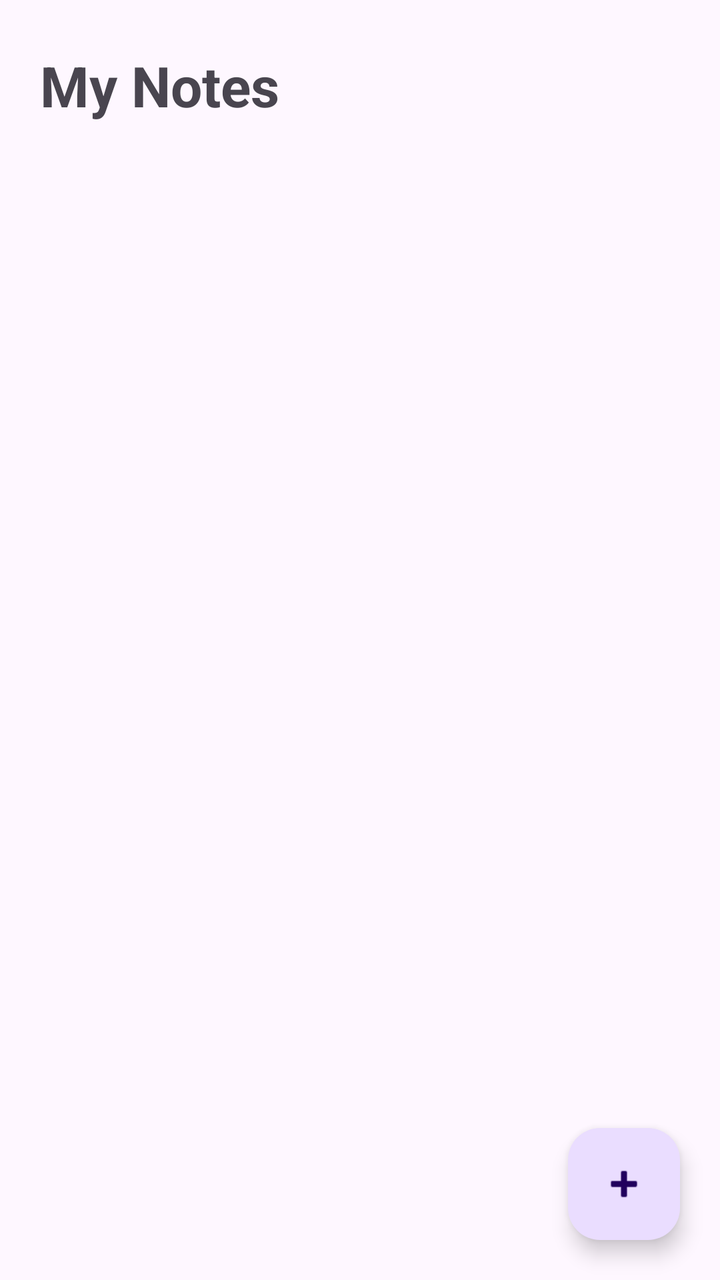
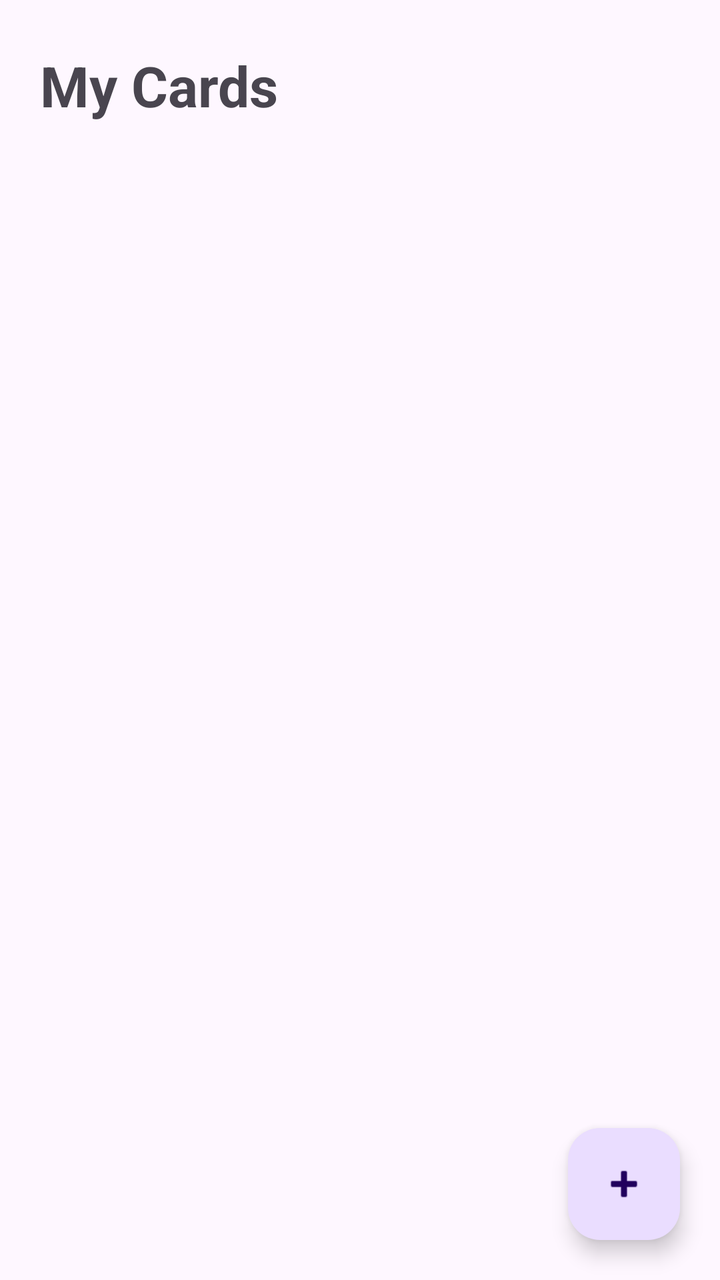

Compare the two renders of this Android layout. The source of the first and the diff that turns it into the second are given below.
<!-- AndroidManifest.xml: application theme Theme.FlashNote -->
<!-- res/layout/activity_home.xml -->
<?xml version="1.0" encoding="utf-8"?>
<androidx.constraintlayout.widget.ConstraintLayout
    xmlns:android="http://schemas.android.com/apk/res/android"
    xmlns:app="http://schemas.android.com/apk/res-auto"

    android:layout_width="match_parent"
    android:layout_height="match_parent">

    <TextView
        android:id="@+id/homeTitle"
        android:layout_width="0dp"
        android:layout_height="wrap_content"

        android:layout_marginStart="20dp"
        android:layout_marginTop="24dp"
        android:layout_marginEnd="20dp"

        android:text="My Notes"
        android:textSize="28sp"
        android:textStyle="bold"

        app:layout_constraintTop_toTopOf="parent"
        app:layout_constraintStart_toStartOf="parent"
        app:layout_constraintEnd_toEndOf="parent" />

    
    <TextView
        android:id="@+id/emptyStateText"
        android:layout_width="wrap_content"
        android:layout_height="wrap_content"

        android:text="No notes yet.\nTap + to add one."
        android:textSize="18sp"
        android:gravity="center"

        android:visibility="gone"

        app:layout_constraintTop_toTopOf="parent"
        app:layout_constraintBottom_toBottomOf="parent"
        app:layout_constraintStart_toStartOf="parent"
        app:layout_constraintEnd_toEndOf="parent" />

    
    <androidx.recyclerview.widget.RecyclerView
        android:id="@+id/notesRecyclerView"

        android:layout_width="0dp"
        android:layout_height="0dp"

        android:layout_marginTop="16dp"

        app:layout_constraintTop_toBottomOf="@id/homeTitle"
        app:layout_constraintBottom_toBottomOf="parent"
        app:layout_constraintStart_toStartOf="parent"
        app:layout_constraintEnd_toEndOf="parent" />

    
    <com.google.android.material.floatingactionbutton.FloatingActionButton
        android:id="@+id/addNoteButton"

        android:layout_width="wrap_content"
        android:layout_height="wrap_content"

        android:layout_margin="20dp"

        android:contentDescription="Add Note"
        android:src="@android:drawable/ic_input_add"

        app:layout_constraintBottom_toBottomOf="parent"
        app:layout_constraintEnd_toEndOf="parent" />

</androidx.constraintlayout.widget.ConstraintLayout>
<!-- resources referenced by this layout -->
<resources>
  <style name="Theme.FlashNote" parent="Base.Theme.FlashNote" />
  <style name="Base.Theme.FlashNote" parent="Theme.Material3.DayNight.NoActionBar">
          
          
      </style>
</resources>

<!-- the commit's change to res/layout/activity_home.xml (unified diff, before → after) -->
@@ -15,7 +15,7 @@
         android:layout_marginTop="24dp"
         android:layout_marginEnd="20dp"
 
-        android:text="My Notes"
+        android:text="My Cards"
         android:textSize="28sp"
         android:textStyle="bold"
 
@@ -29,7 +29,7 @@
         android:layout_width="wrap_content"
         android:layout_height="wrap_content"
 
-        android:text="No notes yet.\nTap + to add one."
+        android:text="No cards yet.\nTap + to add one."
         android:textSize="18sp"
         android:gravity="center"
 
@@ -42,7 +42,7 @@
 
     
     <androidx.recyclerview.widget.RecyclerView
-        android:id="@+id/notesRecyclerView"
+        android:id="@+id/cardsRecyclerView"
 
         android:layout_width="0dp"
         android:layout_height="0dp"
@@ -56,14 +56,14 @@
 
     
     <com.google.android.material.floatingactionbutton.FloatingActionButton
-        android:id="@+id/addNoteButton"
+        android:id="@+id/addCardButton"
 
         android:layout_width="wrap_content"
         android:layout_height="wrap_content"
 
         android:layout_margin="20dp"
 
-        android:contentDescription="Add Note"
+        android:contentDescription="Add Card"
         android:src="@android:drawable/ic_input_add"
 
         app:layout_constraintBottom_toBottomOf="parent"
